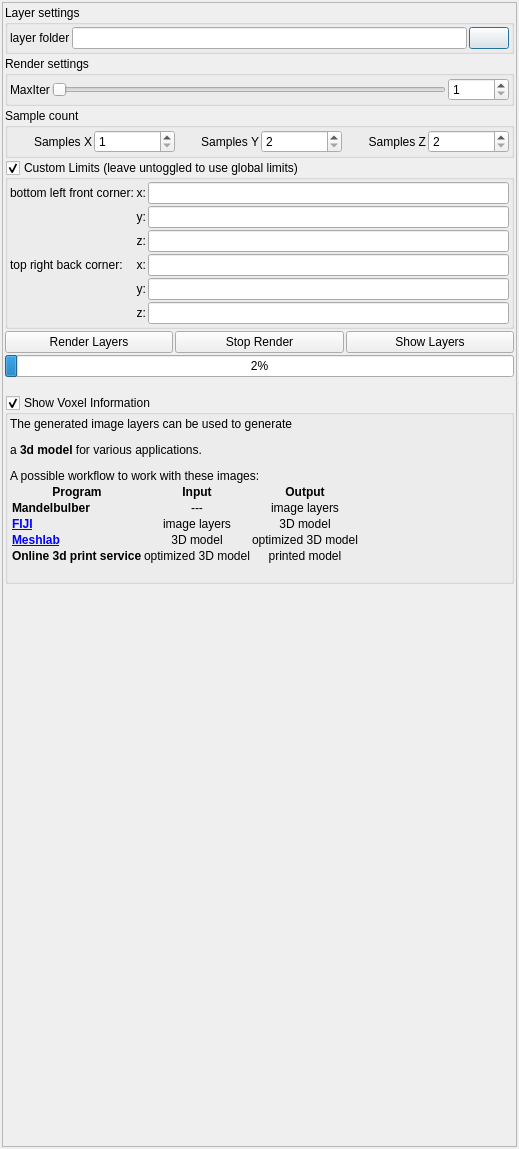
Qt form mandelbulber2/qt/voxel_export_dialog.ui (buddhi1980/mandelbulber2) before a commit.
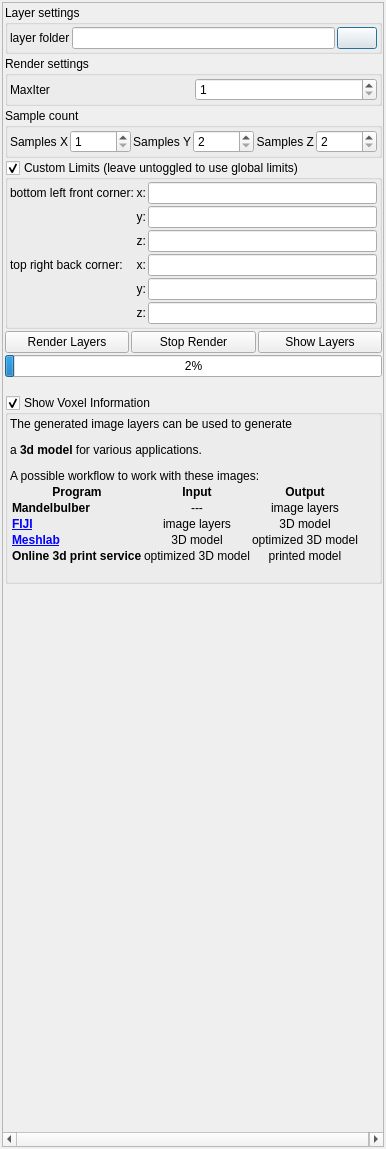
The same form after that commit. Icons and pictures are not drawn. Custom widgets are drawn as their Qt base class.

Commit message: Created pop-up sliders for integer spin boxes

Diff of the .ui file:
```diff
--- a/mandelbulber2/qt/voxel_export_dialog.ui
+++ b/mandelbulber2/qt/voxel_export_dialog.ui
@@ -6,7 +6,7 @@
    <rect>
     <x>0</x>
     <y>0</y>
-    <width>519</width>
+    <width>386</width>
     <height>1149</height>
    </rect>
   </property>
@@ -43,8 +43,8 @@
        <rect>
         <x>0</x>
         <y>0</y>
-        <width>513</width>
-        <height>1143</height>
+        <width>378</width>
+        <height>1141</height>
        </rect>
       </property>
       <layout class="QVBoxLayout" name="verticalLayout_2">
@@ -148,7 +148,7 @@
               </property>
              </widget>
             </item>
-            <item row="0" column="2">
+            <item row="0" column="1">
              <widget class="MySpinBox" name="spinboxInt_voxel_max_iter">
               <property name="minimum">
                <number>1</number>
@@ -158,25 +158,6 @@
               </property>
              </widget>
             </item>
-            <item row="0" column="1">
-             <widget class="QSlider" name="sliderInt_voxel_max_iter">
-              <property name="minimum">
-               <number>1</number>
-              </property>
-              <property name="maximum">
-               <number>10000</number>
-              </property>
-              <property name="singleStep">
-               <number>8</number>
-              </property>
-              <property name="pageStep">
-               <number>64</number>
-              </property>
-              <property name="orientation">
-               <enum>Qt::Horizontal</enum>
-              </property>
-             </widget>
-            </item>
            </layout>
           </item>
          </layout>
@@ -597,22 +578,22 @@
   </layout>
  </widget>
  <customwidgets>
+  <customwidget>
+   <class>MyLineEdit</class>
+   <extends>QLineEdit</extends>
+   <header>my_line_edit.h</header>
+  </customwidget>
+  <customwidget>
+   <class>MySpinBox</class>
+   <extends>QSpinBox</extends>
+   <header>my_spin_box.h</header>
+  </customwidget>
   <customwidget>
    <class>MyGroupBox</class>
    <extends>QGroupBox</extends>
    <header>my_group_box.h</header>
    <container>1</container>
   </customwidget>
-  <customwidget>
-   <class>MySpinBox</class>
-   <extends>QSpinBox</extends>
-   <header>my_spin_box.h</header>
-  </customwidget>
-  <customwidget>
-   <class>MyLineEdit</class>
-   <extends>QLineEdit</extends>
-   <header>my_line_edit.h</header>
-  </customwidget>
   <customwidget>
    <class>MyProgressBar</class>
    <extends>QProgressBar</extends>
```
Left out of the diff: 1 changed line with no effect on the pictures. The commit also changes 18 other files.
